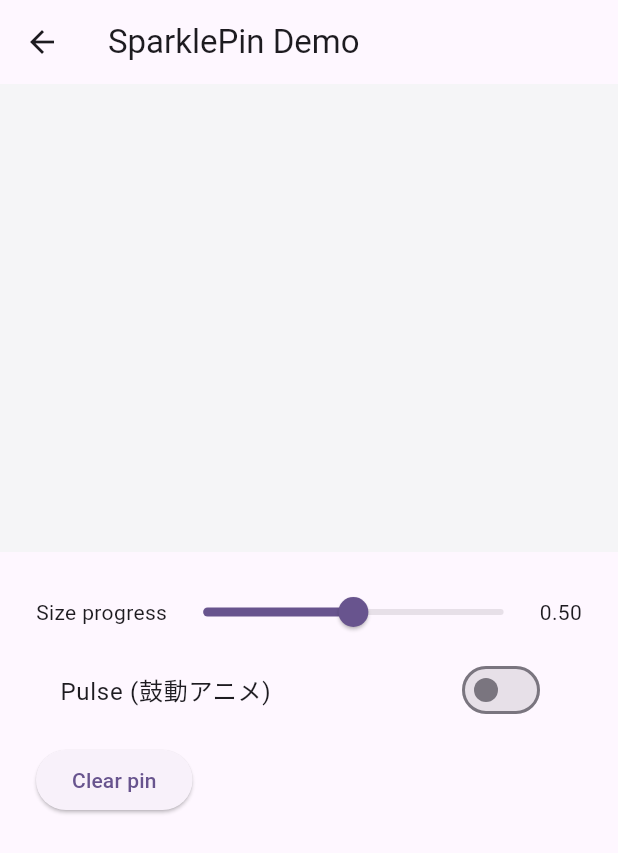
After one commit to penginfly/giragiramap, a Flutter app: the SparkleDemoPage screen opened directly, after a tap on "Pulse (鼓動アニメ)", on a phone screen of 412 x 824 dp. The commit adds this screen. Shown: the top 853 px of the screen. Run offline on Flutter 3.47's test engine with Material 3 defaults, Android fonts, the phone set to English and light mode, and no system bars; our stand-ins replace cloud_firestore, firebase_auth, firebase_core; accounts and stored records are empty.

```diff
--- /dev/null
+++ b/lib/pages/sparkle_demo_page.dart
@@ -0,0 +1,133 @@
+import 'package:flutter/material.dart';
+import '../ui/widgets/sparkle_pin.dart';
+import '../ui/widgets/interactive_sparkle_pin.dart';
+
+class SparkleDemoPage extends StatefulWidget {
+  const SparkleDemoPage({super.key});
+
+  @override
+  State<SparkleDemoPage> createState() => _SparkleDemoPageState();
+}
+
+class _SparkleDemoPageState extends State<SparkleDemoPage> {
+  double _progress = 0.5;
+  bool _pulse = true;
+
+  // タップされた座標（プレイグラウンド内のローカル座標）
+  Offset? _pinPos;
+
+  @override
+  Widget build(BuildContext context) {
+    // 見た目の直径とステム長（SparklePin側と対応）
+    final baseSize = 24.0;
+    final stemLen = baseSize * 0.55;
+    final hitPadding = 18.0;
+
+    // ピンの先端をタップ位置に合わせるためのオフセット
+    // left は「中央合わせ」なので baseSize/2
+    // top は「先端合わせ」なので (baseSize + stemLen)
+    double anchorLeft(double x) => x - baseSize / 2;
+    double anchorTop(double y) => y - (baseSize + stemLen);
+
+    return Scaffold(
+      appBar: AppBar(title: const Text('SparklePin Demo')),
+      body: Column(
+        children: [
+          // ==== タップしてピンを置くプレイグラウンド ====
+          Container(
+            color: const Color(0xFFF5F5F7),
+            padding: const EdgeInsets.all(16),
+            child: SizedBox(
+              height: 280, // お好みで
+              child: Stack(
+                children: [
+                  // タップ検出レイヤー（全面）
+                  Positioned.fill(
+                    child: GestureDetector(
+                      behavior: HitTestBehavior.opaque,
+                      onTapDown: (details) {
+                        setState(() {
+                          _pinPos = details.localPosition;
+                        });
+                        ScaffoldMessenger.of(context).showSnackBar(
+                          SnackBar(
+                            content: Text(
+                              'Pin placed at: '
+                              '${details.localPosition.dx.toStringAsFixed(0)}, '
+                              '${details.localPosition.dy.toStringAsFixed(0)}',
+                            ),
+                            duration: const Duration(milliseconds: 700),
+                          ),
+                        );
+                      },
+                    ),
+                  ),
+
+                  // ピン（置かれていれば表示）
+                  if (_pinPos != null)
+                    Positioned(
+                      left: anchorLeft(_pinPos!.dx),
+                      top: anchorTop(_pinPos!.dy),
+                      child: InteractiveSparklePin(
+                        visualSize: baseSize,
+                        stemLen: stemLen,
+                        hitPadding: hitPadding,
+                        showDropShadow: true,
+                        // ここでタップ時の再配置にしてもOK（今回は置きっぱなし）
+                        onTap: () => debugPrint('Pin tapped!'),
+                        pin: SparklePin(
+                          baseSize: baseSize,
+                          progress: _progress,
+                          pulse: _pulse,
+                        ),
+                      ),
+                    ),
+                ],
+              ),
+            ),
+          ),
+
+          const SizedBox(height: 16),
+
+          // ==== コントロールUI ====
+          Padding(
+            padding: const EdgeInsets.symmetric(horizontal: 24),
+            child: Column(
+              children: [
+                Row(
+                  children: [
+                    const Text('Size progress'),
+                    Expanded(
+                      child: Slider(
+                        value: _progress,
+                        min: 0,
+                        max: 1,
+                        onChanged: (v) => setState(() => _progress = v),
+                      ),
+                    ),
+                    Text(_progress.toStringAsFixed(2)),
+                  ],
+                ),
+                SwitchListTile(
+                  title: const Text('Pulse (鼓動アニメ)'),
+                  value: _pulse,
+                  onChanged: (v) => setState(() => _pulse = v),
+                ),
+                const SizedBox(height: 8),
+                Row(
+                  children: [
+                    ElevatedButton(
+                      onPressed: () => setState(() => _pinPos = null),
+                      child: const Text('Clear pin'),
+                    ),
+                  ],
+                ),
+              ],
+            ),
+          ),
+          const SizedBox(height: 24),
+        ],
+      ),
+    );
+  }
+}
--- a/lib/ui/widgets/wavy_background.dart
+++ b/lib/ui/widgets/wavy_background.dart
@@ -3,16 +3,18 @@ import 'package:flutter/material.dart';
 
 class TiledWavyBackground extends StatefulWidget {
   final String assetPath;
-  final double amplitude; // 揺れ幅(px)
-  final Duration period; // 往復の周期
-  final double tileScale; // 波タイルの大きさ縮小率 (1.0=原寸)
+  final double amplitude;
+  final Duration period;
+  final double tileScale;
+  final double overscan; // 四辺に足す余白
 
   const TiledWavyBackground({
     super.key,
     required this.assetPath,
     this.amplitude = 12,
     this.period = const Duration(seconds: 3),
-    this.tileScale = 0.3, // 小さくするとタイルが細かくなる
+    this.tileScale = 0.3,
+    this.overscan = 200,
   });
 
   @override
@@ -27,6 +29,15 @@ class _TiledWavyBackgroundState extends State<TiledWavyBackground>
   )..repeat();
 
   @override
+  void didUpdateWidget(covariant TiledWavyBackground oldWidget) {
+    super.didUpdateWidget(oldWidget);
+    if (oldWidget.period != widget.period) {
+      _ac.duration = widget.period;
+      if (!_ac.isAnimating) _ac.repeat();
+    }
+  }
+
+  @override
   void dispose() {
     _ac.dispose();
     super.dispose();
@@ -37,23 +48,40 @@ class _TiledWavyBackgroundState extends State<TiledWavyBackground>
     return AnimatedBuilder(
       animation: _ac,
       builder: (_, __) {
-        final dx = math.sin(_ac.value * 2 * math.pi) * widget.amplitude;
+        final t = _ac.value * 2 * math.pi;
+        final dx = math.sin(t) * widget.amplitude;
+        final dy = math.cos(t) * (widget.amplitude * 0.25);
 
-        return ClipRect(
+        return LayoutBuilder(
+          builder: (context, c) {
+            final bleed = widget.amplitude * 2 + 24; // 揺れ対策
+            final pad = bleed + widget.overscan; // 追加余白
+            final w = c.maxWidth + pad * 2;
+            final h = c.maxHeight + pad * 2;
+
+            return IgnorePointer(
               child: Transform.translate(
-            offset: Offset(dx, 0),
-            child: Transform.scale(
-              scale: 1.05, // はみ出し防止
+                offset: Offset(-pad + dx, -pad + dy),
+                child: OverflowBox(
+                  // ← はみ出しOKにする
+                  minWidth: w,
+                  maxWidth: w,
+                  minHeight: h,
+                  maxHeight: h,
+                  alignment: Alignment.topLeft,
                   child: Image.asset(
                     widget.assetPath,
-                repeat: ImageRepeat.repeat, // ←ここで敷き詰め！
-                scale: 1 / widget.tileScale, // 小さくして並べる
+                    repeat: ImageRepeat.repeat,
+                    scale: 1 / widget.tileScale,
                     fit: BoxFit.none,
+                    filterQuality: FilterQuality.low,
                   ),
                 ),
               ),
             );
           },
         );
+      },
+    );
   }
 }
```
Also changed, not shown: lib/pages/continent_map_demo_page.dart (+33 -15 lines). Lines whose indentation alone changed are shown as unchanged.
